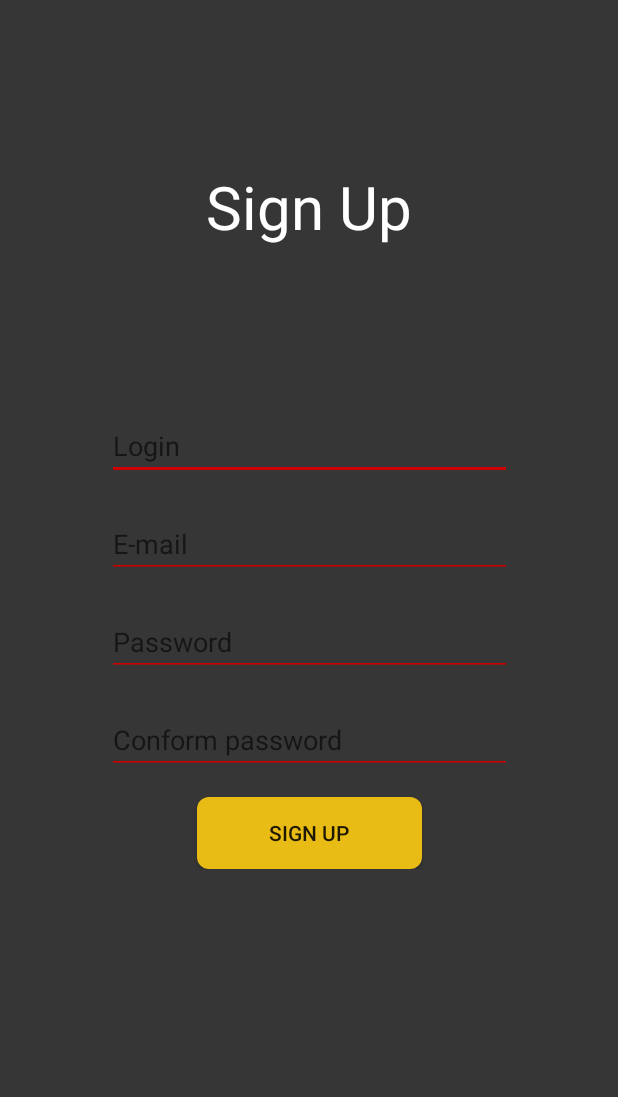
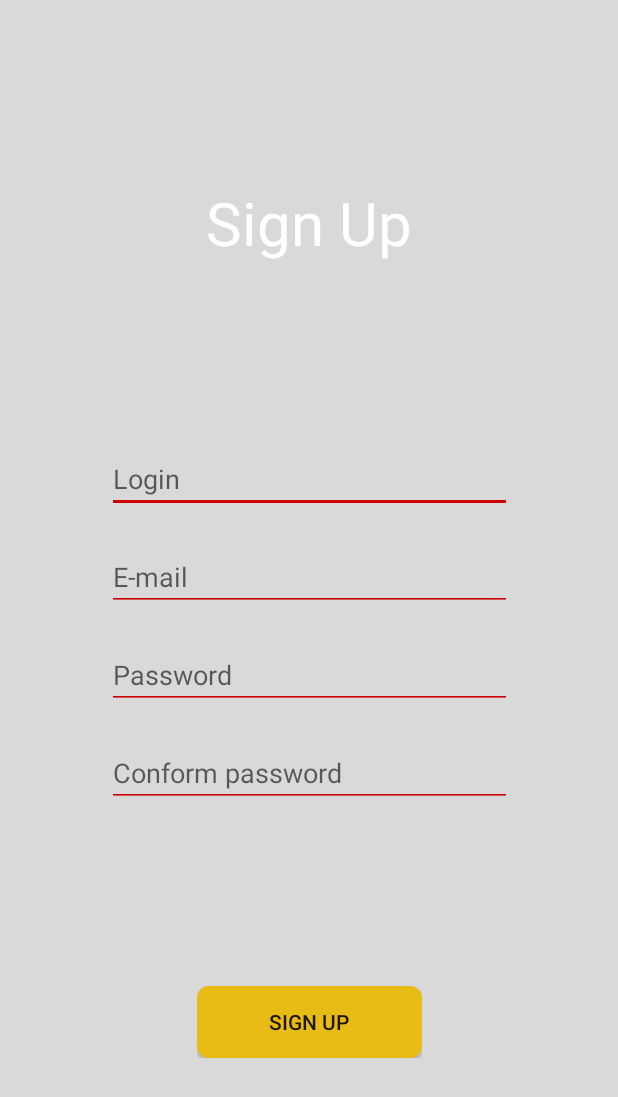
Before and after one commit to vikzelikov/BonchDevMessenger, an Android app: the SignUpActivity screen opened directly, with no data from a screen before it, on a phone screen of 412 x 824 dp. Shown: the top 1097 px of the screen. Run offline under Robolectric (Android 15) with nearby library versions, the phone set to English and light mode, and no system bars.

Commit message:
layouts 1.0

```diff
--- a/app/src/main/res/layout/activity_sign_up.xml
+++ b/app/src/main/res/layout/activity_sign_up.xml
@@ -4,8 +4,8 @@
     xmlns:tools="http://schemas.android.com/tools"
     android:layout_width="match_parent"
     android:layout_height="match_parent"
-    tools:context=".ui.activities.SignUpActivity"
-    android:background="#363636"
+    tools:context="activities.SignUpActivity"
+    android:background="#d9d9d9"
     >
 
     <LinearLayout
@@ -39,7 +39,7 @@
         app:layout_constraintEnd_toEndOf="@+id/linearLayout2"
         app:layout_constraintStart_toStartOf="@+id/linearLayout2"
         app:layout_constraintTop_toTopOf="parent"
-        android:layout_marginTop="30dp">
+        android:layout_marginTop="10dp">
 
         <EditText
             android:id="@+id/login_et"
@@ -86,18 +86,24 @@
             android:textCursorDrawable="@color/yellow"
             android:inputType="textPassword"/>
 
+    </LinearLayout>
+
+    <LinearLayout
+        android:id="@+id/linearLayout3"
+        android:layout_width="wrap_content"
+        android:layout_height="wrap_content"
+        app:layout_constraintBottom_toBottomOf="parent"
+        app:layout_constraintEnd_toEndOf="parent"
+        app:layout_constraintStart_toStartOf="parent"
+        app:layout_constraintTop_toBottomOf="@+id/linearLayout">
 
         <Button
             android:id="@+id/complete_sign_up_button"
-            android:layout_marginTop="15dp"
             android:layout_width="wrap_content"
             android:layout_height="wrap_content"
-            android:text="Sign Up"
-            android:background = "@drawable/roundedbutton"
             android:width="150dp"
-            />
-
-
+            android:background="@drawable/roundedbutton"
+            android:text="Sign Up" />
 
 
     </LinearLayout>
```
Also changed, not shown: app/src/main/AndroidManifest.xml (+5 -4 lines), app/src/main/res/layout/activity_sign_in.xml (+20 -12 lines), app/src/main/res/layout/fragment_password.xml (+11 -11 lines), app/src/main/res/layout/fragment_profile.xml (+40 -18 lines).
